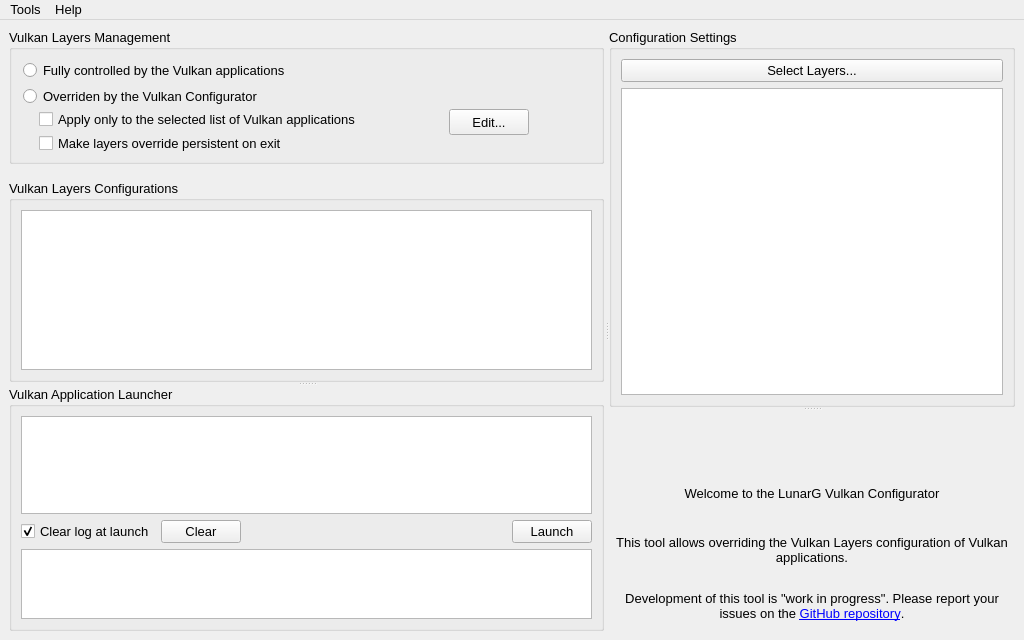
Qt form vkconfig/mainwindow.ui (LunarG/VulkanTools) before a commit.
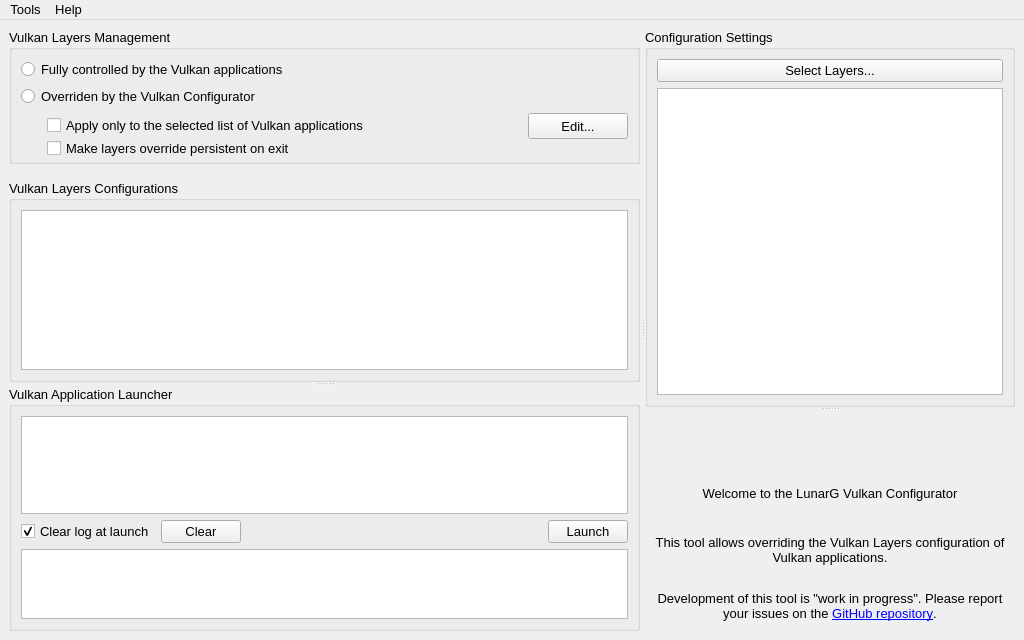
The same form after that commit. Icons and pictures are not drawn.

Commit message: vkconfig: Fixed crashing bug. Layout improvements

What changed in the file:
```diff
--- a/vkconfig/mainwindow.ui
+++ b/vkconfig/mainwindow.ui
@@ -100,15 +100,22 @@
            <property name="flat">
             <bool>false</bool>
            </property>
+           <layout class="QGridLayout" name="gridLayout_7">
+            <item row="0" column="0">
+             <widget class="QRadioButton" name="radioFully">
+              <property name="font">
+               <font>
+                <family>Arial</family>
+                <pointsize>10</pointsize>
+               </font>
+              </property>
+              <property name="text">
+               <string>Fully controlled by the Vulkan applications</string>
+              </property>
+             </widget>
+            </item>
+            <item row="1" column="0">
            <widget class="QRadioButton" name="radioOverride">
-            <property name="geometry">
-             <rect>
-              <x>14</x>
-              <y>57</y>
-              <width>321</width>
-              <height>20</height>
-             </rect>
-            </property>
             <property name="font">
              <font>
               <family>Arial</family>
@@ -119,14 +126,26 @@
              <string>Overriden by the Vulkan Configurator</string>
             </property>
            </widget>
+            </item>
+            <item row="2" column="0">
+             <layout class="QGridLayout" name="gridLayout_6">
+              <item row="0" column="0">
+               <widget class="QWidget" name="widget" native="true">
+                <property name="maximumSize">
+                 <size>
+                  <width>20</width>
+                  <height>16777215</height>
+                 </size>
+                </property>
+               </widget>
+              </item>
+              <item row="0" column="1">
            <widget class="QCheckBox" name="checkBoxApplyList">
-            <property name="geometry">
-             <rect>
-              <x>30</x>
-              <y>81</y>
-              <width>401</width>
-              <height>18</height>
-             </rect>
+                <property name="minimumSize">
+                 <size>
+                  <width>0</width>
+                  <height>24</height>
+                 </size>
             </property>
             <property name="font">
              <font>
@@ -138,53 +157,9 @@
              <string>Apply only to the selected list of Vulkan applications</string>
             </property>
            </widget>
-           <widget class="QCheckBox" name="checkBoxPersistent">
-            <property name="geometry">
-             <rect>
-              <x>30</x>
-              <y>105</y>
-              <width>371</width>
-              <height>19</height>
-             </rect>
-            </property>
-            <property name="font">
-             <font>
-              <family>Arial</family>
-              <pointsize>10</pointsize>
-             </font>
-            </property>
-            <property name="text">
-             <string>Make layers override persistent on exit</string>
-            </property>
-           </widget>
-           <widget class="QRadioButton" name="radioFully">
-            <property name="geometry">
-             <rect>
-              <x>14</x>
-              <y>31</y>
-              <width>331</width>
-              <height>20</height>
-             </rect>
-            </property>
-            <property name="font">
-             <font>
-              <family>Arial</family>
-              <pointsize>10</pointsize>
-             </font>
-            </property>
-            <property name="text">
-             <string>Fully controlled by the Vulkan applications</string>
-            </property>
-           </widget>
+              </item>
+              <item row="0" column="2">
            <widget class="QPushButton" name="pushButtonAppList">
-            <property name="geometry">
-             <rect>
-              <x>440</x>
-              <y>80</y>
-              <width>80</width>
-              <height>26</height>
-             </rect>
-            </property>
             <property name="sizePolicy">
              <sizepolicy hsizetype="Minimum" vsizetype="Fixed">
               <horstretch>0</horstretch>
@@ -213,6 +188,39 @@
              <string>Edit...</string>
             </property>
            </widget>
+              </item>
+              <item row="1" column="0">
+               <widget class="QWidget" name="widget_2" native="true">
+                <property name="maximumSize">
+                 <size>
+                  <width>20</width>
+                  <height>16777215</height>
+                 </size>
+                </property>
+               </widget>
+              </item>
+              <item row="1" column="1">
+               <widget class="QCheckBox" name="checkBoxPersistent">
+                <property name="minimumSize">
+                 <size>
+                  <width>0</width>
+                  <height>24</height>
+                 </size>
+                </property>
+                <property name="font">
+                 <font>
+                  <family>Arial</family>
+                  <pointsize>10</pointsize>
+                 </font>
+                </property>
+                <property name="text">
+                 <string>Make layers override persistent on exit</string>
+                </property>
+               </widget>
+              </item>
+             </layout>
+            </item>
+           </layout>
           </widget>
          </item>
          <item>
```
Lines whose indentation alone changed are shown as unchanged. The commit also changes 2 other files.
